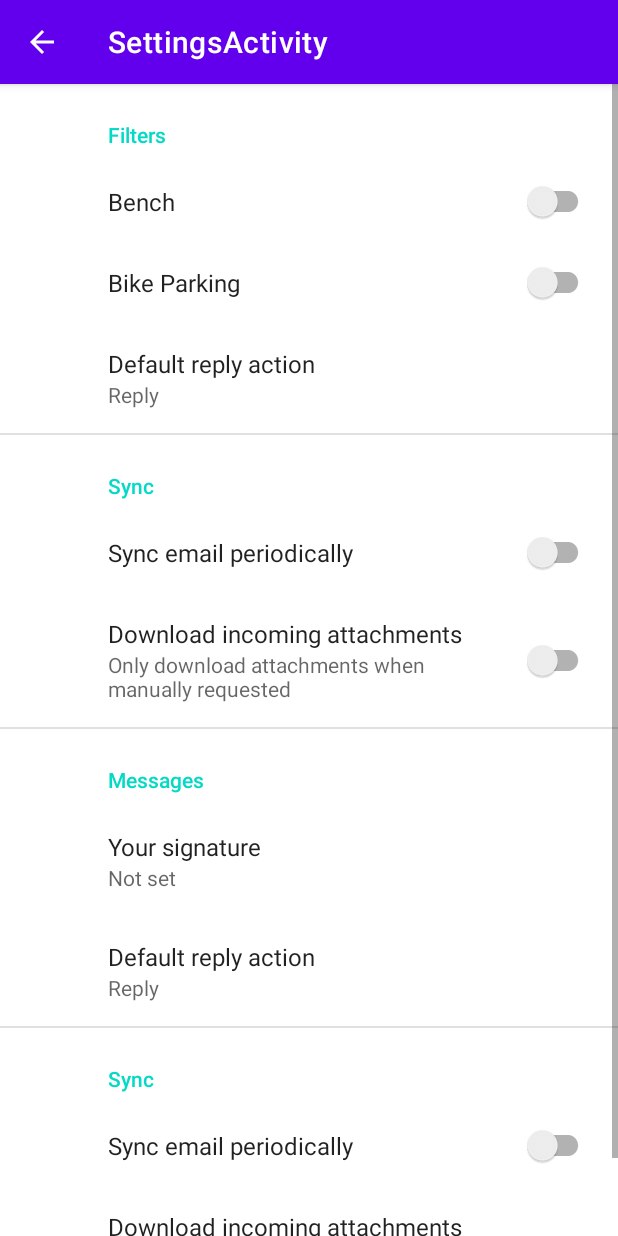
After one commit to GillianJYT/HackWestern7, an Android app: the SettingsActivity screen opened directly, with no data from a screen before it, on a phone screen of 412 x 824 dp. The commit adds this screen. Run offline under Robolectric (Android 15) with nearby library versions, the phone set to English and light mode, and no system bars; our stand-ins replace androidx.preference.

Commit message:
settings screen
when settings button is pressed, goes to setting screen

```diff
--- a/app/build.gradle
+++ b/app/build.gradle
@@ -35,6 +35,8 @@ dependencies {
     implementation 'com.google.android.gms:play-services-maps:17.0.0'
     implementation 'androidx.constraintlayout:constraintlayout:1.1.3'
     implementation 'androidx.preference:preference:1.1.1'
+    implementation 'androidx.navigation:navigation-fragment:2.3.1'
+    implementation 'androidx.navigation:navigation-ui:2.3.1'
     testImplementation 'junit:junit:4.+'
     androidTestImplementation 'androidx.test.ext:junit:1.1.1'
     androidTestImplementation 'androidx.test.espresso:espresso-core:3.2.0'
--- a/app/src/main/AndroidManifest.xml
+++ b/app/src/main/AndroidManifest.xml
@@ -1,7 +1,6 @@
 <?xml version="1.0" encoding="utf-8"?>
 <manifest xmlns:android="http://schemas.android.com/apk/res/android"
-    package="com.example.hackathon" >
-
+    package="com.example.hackathon">
     <!--
          The ACCESS_COARSE/FINE_LOCATION permissions are not required to use
          Google Maps Android API v2, but you must specify either coarse or fine
@@ -17,8 +16,10 @@
         android:label="@string/app_name"
         android:roundIcon="@mipmap/ic_launcher_round"
         android:supportsRtl="true"
-        android:theme="@style/Theme.Hackathon" >
-
+        android:theme="@style/Theme.Hackathon">
+        <activity
+            android:name=".SettingsActivity"
+            android:label="@string/title_activity_settings"></activity>
         <!--
              The API key for Google Maps-based APIs is defined as a string resource.
              (See the file "res/values/google_maps_api.xml").
@@ -33,7 +34,7 @@
 
         <activity
             android:name=".MapsActivity"
-            android:label="@string/title_activity_maps" >
+            android:label="@string/title_activity_maps">
             <intent-filter>
                 <action android:name="android.intent.action.MAIN" />
 
--- a/app/src/main/java/com/example/hackathon/MapsActivity.java
+++ b/app/src/main/java/com/example/hackathon/MapsActivity.java
@@ -2,6 +2,8 @@ package com.example.hackathon;
 
 import android.Manifest;
 import android.content.Context;
+
+import android.content.Intent;
 import android.content.pm.PackageManager;
 import android.location.Location;
 import android.os.Build;
@@ -9,11 +11,17 @@ import android.os.Bundle;
 import android.view.Menu;
 import android.view.MenuItem;
 import android.widget.Toast;
+import android.view.View;
 
+import androidx.appcompat.app.ActionBar;
 import androidx.appcompat.app.AppCompatActivity;
 import androidx.appcompat.widget.Toolbar;
 import androidx.core.content.ContextCompat;
+import androidx.fragment.app.Fragment;
 import androidx.fragment.app.FragmentActivity;
+import androidx.fragment.app.FragmentManager;
+import androidx.fragment.app.FragmentTransaction;
+import androidx.navigation.ui.AppBarConfiguration;
 
 import com.google.android.gms.common.ConnectionResult;
 import com.google.android.gms.common.api.GoogleApiClient;
@@ -83,7 +91,6 @@ public class MapsActivity extends AppCompatActivity implements OnMapReadyCallbac
         SupportMapFragment mapFragment = (SupportMapFragment) getSupportFragmentManager()
                 .findFragmentById(R.id.map);
         mapFragment.getMapAsync(this);
-
     }
 
     @Override
@@ -102,10 +109,16 @@ public class MapsActivity extends AppCompatActivity implements OnMapReadyCallbac
 
         //noinspection SimplifiableIfStatement
         if (id == R.id.action_settings) {
+            settings_onClick();
             return true;
         }
 
         return super.onOptionsItemSelected(item);
+    }
+
+    private void settings_onClick() {
+        Intent intent = new Intent(getApplicationContext(), SettingsActivity.class);
+        startActivity(intent);
     }
 
     @Override
--- /dev/null
+++ b/app/src/main/java/com/example/hackathon/SettingsActivity.java
@@ -0,0 +1,39 @@
+package com.example.hackathon;
+
+import android.content.Intent;
+import android.os.Bundle;
+import android.view.View;
+
+import androidx.appcompat.app.ActionBar;
+import androidx.appcompat.app.AppCompatActivity;
+import androidx.preference.PreferenceFragmentCompat;
+
+public class SettingsActivity extends AppCompatActivity {
+
+    @Override
+    protected void onCreate(Bundle savedInstanceState) {
+        super.onCreate(savedInstanceState);
+        setContentView(R.layout.settings_activity);
+        if (savedInstanceState == null) {
+            getSupportFragmentManager()
+                    .beginTransaction()
+                    .replace(R.id.settings, new SettingsFragment())
+                    .commit();
+        }
+        ActionBar actionBar = getSupportActionBar();
+        if (actionBar != null) {
+            actionBar.setDisplayHomeAsUpEnabled(true);
+        }
+    }
+
+    public void benchSetting_onClick(View view) {
+
+    }
+
+    public static class SettingsFragment extends PreferenceFragmentCompat {
+        @Override
+        public void onCreatePreferences(Bundle savedInstanceState, String rootKey) {
+            setPreferencesFromResource(R.xml.root_preferences, rootKey);
+        }
+    }
+}
--- a/app/src/main/res/layout/main_layout.xml
+++ b/app/src/main/res/layout/main_layout.xml
@@ -4,6 +4,7 @@
     xmlns:tools="http://schemas.android.com/tools"
     android:layout_width="match_parent"
     android:layout_height="match_parent"
+    android:id="@+id/main"
     tools:context=".MapsActivity">
 
     <com.google.android.material.appbar.AppBarLayout
@@ -13,6 +14,5 @@
 
     </com.google.android.material.appbar.AppBarLayout>
 
-    <include layout="@layout/activity_maps" />
-
+    <include layout="@layout/map_fragment"/>
 </androidx.coordinatorlayout.widget.CoordinatorLayout>
--- /dev/null
+++ b/app/src/main/res/layout/settings_activity.xml
@@ -0,0 +1,9 @@
+<LinearLayout xmlns:android="http://schemas.android.com/apk/res/android"
+    android:layout_width="match_parent"
+    android:layout_height="match_parent">
+
+    <FrameLayout
+        android:id="@+id/settings"
+        android:layout_width="match_parent"
+        android:layout_height="match_parent" />
+</LinearLayout>
--- a/app/src/main/res/menu/main.xml
+++ b/app/src/main/res/menu/main.xml
@@ -7,5 +7,5 @@
         android:id="@+id/action_settings"
         android:orderInCategory="100"
         android:title="@string/settings"
-        app:showAsAction="never" />
+        app:showAsAction="always"/>
 </menu>
--- a/app/src/main/res/values/strings.xml
+++ b/app/src/main/res/values/strings.xml
@@ -2,11 +2,12 @@
     <string name="app_name">Hackathon</string>
     <string name="title_activity_maps">Map</string>
     <!-- Preference Titles -->
-    <string name="messages_header">Messages</string>
+    <string name="filter_header">Filters</string>
     <string name="sync_header">Sync</string>
 
-    <!-- Messages Preferences -->
-    <string name="signature_title">Your signature</string>
+    <!-- Filter Preferences -->
+    <string name="bench">Bench</string>
+    <string name="bike">Bike Parking</string>
     <string name="reply_title">Default reply action</string>
 
     <!-- Sync Preferences -->
@@ -18,4 +19,11 @@
 
     <!-- Layout Strings -->
     <string name="settings">Settings</string>
+    <string name="title_activity_settings">SettingsActivity</string>
+
+    <!-- Preference Titles -->
+    <string name="messages_header">Messages</string>
+
+    <!-- Messages Preferences -->
+    <string name="signature_title">Your signature</string>
 </resources>
--- a/app/src/main/res/values/themes.xml
+++ b/app/src/main/res/values/themes.xml
@@ -16,5 +16,8 @@
 
     <style name="Theme.BasicTest.AppBarOverlay" parent="ThemeOverlay.AppCompat.Dark.ActionBar" />
 
-    <style name="Theme.BasicTest.PopupOverlay" parent="ThemeOverlay.AppCompat.Light" />
+    <style name="PreferenceTheme" parent="@android:style/Theme.Black.NoTitleBar">
+        <item name="android:windowBackground">@color/black</item>
+        <item name="android:textColor">@color/white</item>
+    </style>
 </resources>
--- a/app/src/main/res/xml/root_preferences.xml
+++ b/app/src/main/res/xml/root_preferences.xml
@@ -1,10 +1,15 @@
 <PreferenceScreen xmlns:app="http://schemas.android.com/apk/res-auto">
 
-    <PreferenceCategory app:title="@string/messages_header">
+    <PreferenceCategory app:title="@string/filter_header">
 
-        <EditTextPreference
-            app:key="signature"
-            app:title="@string/signature_title"
+        <SwitchPreferenceCompat
+            app:key="bench"
+            app:title="@string/bench"
+            app:useSimpleSummaryProvider="true" />
+
+        <SwitchPreferenceCompat
+            app:key="bike"
+            app:title="@string/bike"
             app:useSimpleSummaryProvider="true" />
 
         <ListPreference
@@ -31,5 +36,35 @@
             app:title="@string/attachment_title" />
 
     </PreferenceCategory>
+    <PreferenceCategory app:title="@string/messages_header">
+
+        <EditTextPreference
+            app:key="signature"
+            app:title="@string/signature_title"
+            app:useSimpleSummaryProvider="true" />
+
+        <ListPreference
+            app:defaultValue="reply"
+            app:entries="@array/reply_entries"
+            app:entryValues="@array/reply_values"
+            app:key="reply"
+            app:title="@string/reply_title"
+            app:useSimpleSummaryProvider="true" />
+
+    </PreferenceCategory>
+    <PreferenceCategory app:title="@string/sync_header">
+
+        <SwitchPreferenceCompat
+            app:key="sync"
+            app:title="@string/sync_title" />
+
+        <SwitchPreferenceCompat
+            app:dependency="sync"
+            app:key="attachment"
+            app:summaryOff="@string/attachment_summary_off"
+            app:summaryOn="@string/attachment_summary_on"
+            app:title="@string/attachment_title" />
+
+    </PreferenceCategory>
 
 </PreferenceScreen>
```
Also changed, not shown: app/src/main/res/layout/map_fragment.xml (line endings or trailing spaces).
